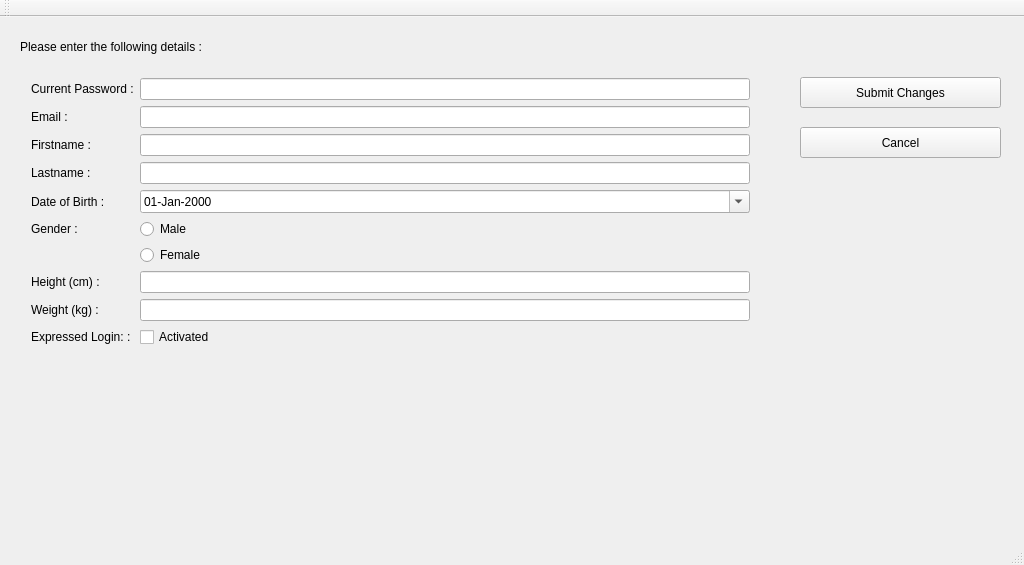
The window that GUI_Qt/SmartScale/userDetailChange.ui (twschung/IoT-Smart-Scale) describes before a commit, drawn with Qt 5.
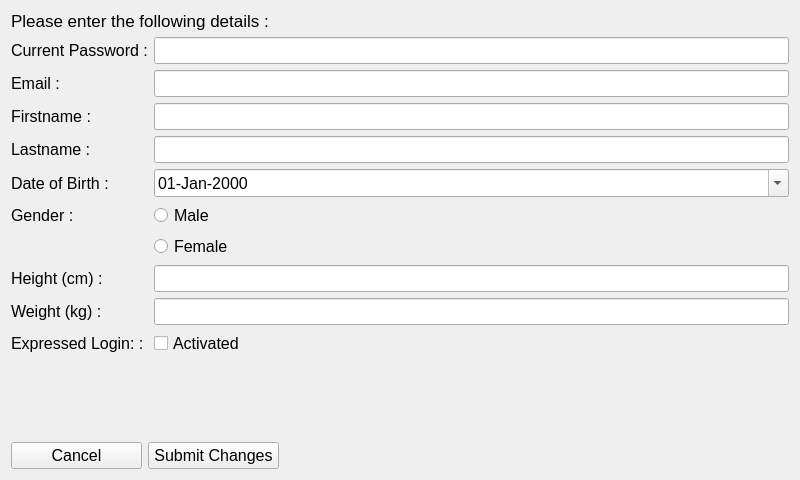
The same window after the commit.

The edit to the form file:
```diff
--- a/GUI_Qt/SmartScale/userDetailChange.ui
+++ b/GUI_Qt/SmartScale/userDetailChange.ui
@@ -6,65 +6,21 @@
    <rect>
     <x>0</x>
     <y>0</y>
-    <width>1024</width>
-    <height>565</height>
+    <width>800</width>
+    <height>480</height>
    </rect>
   </property>
   <property name="windowTitle">
    <string>smartScaleGUI</string>
   </property>
   <widget class="QWidget" name="centralWidget">
-   <widget class="QPushButton" name="btnCancel">
-    <property name="geometry">
-     <rect>
-      <x>800</x>
-      <y>110</y>
-      <width>201</width>
-      <height>31</height>
-     </rect>
-    </property>
-    <property name="text">
-     <string>Cancel</string>
-    </property>
-   </widget>
-   <widget class="QPushButton" name="btnSubmitChanges">
-    <property name="geometry">
-     <rect>
-      <x>800</x>
-      <y>60</y>
-      <width>201</width>
-      <height>31</height>
-     </rect>
-    </property>
-    <property name="text">
-     <string>Submit Changes</string>
-    </property>
-   </widget>
-   <widget class="QLabel" name="lblTitle">
-    <property name="geometry">
-     <rect>
-      <x>20</x>
-      <y>10</y>
-      <width>231</width>
-      <height>41</height>
-     </rect>
-    </property>
-    <property name="text">
-     <string>&lt;html&gt;&lt;head/&gt;&lt;body&gt;&lt;p&gt;Please enter the following details :&lt;/p&gt;&lt;/body&gt;&lt;/html&gt;</string>
-    </property>
-   </widget>
+   <layout class="QGridLayout" name="gridLayout">
+    <item row="0" column="2">
    <widget class="QLabel" name="lblStatus">
-    <property name="geometry">
-     <rect>
-      <x>250</x>
-      <y>10</y>
-      <width>641</width>
-      <height>31</height>
-     </rect>
-    </property>
     <property name="font">
      <font>
-      <pointsize>14</pointsize>
+        <family>Helvetica</family>
+        <pointsize>12</pointsize>
       <weight>75</weight>
       <bold>true</bold>
      </font>
@@ -73,55 +29,217 @@
      <string/>
     </property>
    </widget>
-   <widget class="QWidget" name="formLayoutWidget">
-    <property name="geometry">
-     <rect>
-      <x>20</x>
-      <y>50</y>
-      <width>741</width>
-      <height>401</height>
-     </rect>
-    </property>
+    </item>
+    <item row="2" column="0">
+     <widget class="QPushButton" name="btnCancel">
+      <property name="maximumSize">
+       <size>
+        <width>131</width>
+        <height>16777215</height>
+       </size>
+      </property>
+      <property name="font">
+       <font>
+        <family>Helvetica</family>
+        <pointsize>12</pointsize>
+       </font>
+      </property>
+      <property name="text">
+       <string>Cancel</string>
+      </property>
+     </widget>
+    </item>
+    <item row="2" column="1">
+     <widget class="QPushButton" name="btnSubmitChanges">
+      <property name="sizePolicy">
+       <sizepolicy hsizetype="Fixed" vsizetype="Fixed">
+        <horstretch>0</horstretch>
+        <verstretch>0</verstretch>
+       </sizepolicy>
+      </property>
+      <property name="maximumSize">
+       <size>
+        <width>131</width>
+        <height>16777215</height>
+       </size>
+      </property>
+      <property name="font">
+       <font>
+        <family>Helvetica</family>
+        <pointsize>12</pointsize>
+       </font>
+      </property>
+      <property name="text">
+       <string>Submit Changes</string>
+      </property>
+     </widget>
+    </item>
+    <item row="1" column="0" colspan="3">
     <layout class="QFormLayout" name="formLayout">
+      <property name="formAlignment">
+       <set>Qt::AlignLeading|Qt::AlignLeft|Qt::AlignTop</set>
+      </property>
+      <item row="0" column="0">
+       <widget class="QLabel" name="lblPassword">
+        <property name="minimumSize">
+         <size>
+          <width>115</width>
+          <height>0</height>
+         </size>
+        </property>
+        <property name="font">
+         <font>
+          <family>Helvetica</family>
+          <pointsize>12</pointsize>
+         </font>
+        </property>
+        <property name="text">
+         <string>Current Password :</string>
+        </property>
+        <property name="alignment">
+         <set>Qt::AlignLeading|Qt::AlignLeft|Qt::AlignVCenter</set>
+        </property>
+       </widget>
+      </item>
+      <item row="0" column="1">
+       <widget class="QLineEdit" name="txtPassword">
+        <property name="font">
+         <font>
+          <family>Helvetica</family>
+          <pointsize>12</pointsize>
+         </font>
+        </property>
+        <property name="echoMode">
+         <enum>QLineEdit::Password</enum>
+        </property>
+       </widget>
+      </item>
      <item row="1" column="0">
       <widget class="QLabel" name="lblEmail">
+        <property name="minimumSize">
+         <size>
+          <width>115</width>
+          <height>0</height>
+         </size>
+        </property>
+        <property name="font">
+         <font>
+          <family>Helvetica</family>
+          <pointsize>12</pointsize>
+         </font>
+        </property>
        <property name="text">
         <string>Email :</string>
        </property>
+        <property name="alignment">
+         <set>Qt::AlignLeading|Qt::AlignLeft|Qt::AlignVCenter</set>
+        </property>
       </widget>
      </item>
      <item row="1" column="1">
-      <widget class="QLineEdit" name="txtEmail"/>
+       <widget class="QLineEdit" name="txtEmail">
+        <property name="font">
+         <font>
+          <family>Helvetica</family>
+          <pointsize>12</pointsize>
+         </font>
+        </property>
+       </widget>
      </item>
      <item row="2" column="0">
       <widget class="QLabel" name="lblFirstname">
+        <property name="minimumSize">
+         <size>
+          <width>115</width>
+          <height>0</height>
+         </size>
+        </property>
+        <property name="font">
+         <font>
+          <family>Helvetica</family>
+          <pointsize>12</pointsize>
+         </font>
+        </property>
        <property name="text">
         <string>Firstname :</string>
        </property>
+        <property name="alignment">
+         <set>Qt::AlignLeading|Qt::AlignLeft|Qt::AlignVCenter</set>
+        </property>
       </widget>
      </item>
      <item row="2" column="1">
-      <widget class="QLineEdit" name="txtFirstname"/>
+       <widget class="QLineEdit" name="txtFirstname">
+        <property name="font">
+         <font>
+          <family>Helvetica</family>
+          <pointsize>12</pointsize>
+         </font>
+        </property>
+       </widget>
      </item>
      <item row="3" column="0">
       <widget class="QLabel" name="lblLastname">
+        <property name="minimumSize">
+         <size>
+          <width>115</width>
+          <height>0</height>
+         </size>
+        </property>
+        <property name="font">
+         <font>
+          <family>Helvetica</family>
+          <pointsize>12</pointsize>
+         </font>
+        </property>
        <property name="text">
         <string>Lastname :</string>
        </property>
+        <property name="alignment">
+         <set>Qt::AlignLeading|Qt::AlignLeft|Qt::AlignVCenter</set>
+        </property>
       </widget>
      </item>
      <item row="3" column="1">
-      <widget class="QLineEdit" name="txtLastname"/>
+       <widget class="QLineEdit" name="txtLastname">
+        <property name="font">
+         <font>
+          <family>Helvetica</family>
+          <pointsize>12</pointsize>
+         </font>
+        </property>
+       </widget>
      </item>
      <item row="4" column="0">
       <widget class="QLabel" name="lblDoB">
+        <property name="minimumSize">
+         <size>
+          <width>115</width>
+          <height>0</height>
+         </size>
+        </property>
+        <property name="font">
+         <font>
+          <family>Helvetica</family>
+          <pointsize>12</pointsize>
+         </font>
+        </property>
        <property name="text">
         <string>Date of Birth :</string>
        </property>
+        <property name="alignment">
+         <set>Qt::AlignLeading|Qt::AlignLeft|Qt::AlignVCenter</set>
+        </property>
       </widget>
      </item>
      <item row="4" column="1">
       <widget class="QDateEdit" name="datDoB">
+        <property name="font">
+         <font>
+          <family>Helvetica</family>
+          <pointsize>12</pointsize>
+         </font>
+        </property>
        <property name="focusPolicy">
         <enum>Qt::WheelFocus</enum>
        </property>
@@ -135,13 +253,34 @@
      </item>
      <item row="5" column="0">
       <widget class="QLabel" name="lblGender">
+        <property name="minimumSize">
+         <size>
+          <width>115</width>
+          <height>0</height>
+         </size>
+        </property>
+        <property name="font">
+         <font>
+          <family>Helvetica</family>
+          <pointsize>12</pointsize>
+         </font>
+        </property>
        <property name="text">
         <string>Gender :</string>
        </property>
+        <property name="alignment">
+         <set>Qt::AlignLeading|Qt::AlignLeft|Qt::AlignVCenter</set>
+        </property>
       </widget>
      </item>
      <item row="5" column="1">
       <widget class="QRadioButton" name="rbnMale">
+        <property name="font">
+         <font>
+          <family>Helvetica</family>
+          <pointsize>12</pointsize>
+         </font>
+        </property>
        <property name="text">
         <string>Male</string>
        </property>
@@ -149,6 +288,12 @@
      </item>
      <item row="6" column="1">
       <widget class="QRadioButton" name="rbnFemale">
+        <property name="font">
+         <font>
+          <family>Helvetica</family>
+          <pointsize>12</pointsize>
+         </font>
+        </property>
        <property name="text">
         <string>Female</string>
        </property>
@@ -156,74 +301,129 @@
      </item>
      <item row="7" column="0">
       <widget class="QLabel" name="lblHeight">
+        <property name="minimumSize">
+         <size>
+          <width>115</width>
+          <height>0</height>
+         </size>
+        </property>
+        <property name="font">
+         <font>
+          <family>Helvetica</family>
+          <pointsize>12</pointsize>
+         </font>
+        </property>
        <property name="text">
         <string>Height (cm) :</string>
        </property>
+        <property name="alignment">
+         <set>Qt::AlignLeading|Qt::AlignLeft|Qt::AlignVCenter</set>
+        </property>
       </widget>
      </item>
      <item row="7" column="1">
-      <widget class="QLineEdit" name="txtHeight"/>
+       <widget class="QLineEdit" name="txtHeight">
+        <property name="font">
+         <font>
+          <family>Helvetica</family>
+          <pointsize>12</pointsize>
+         </font>
+        </property>
+       </widget>
      </item>
      <item row="8" column="0">
       <widget class="QLabel" name="lblWeight">
+        <property name="minimumSize">
+         <size>
+          <width>115</width>
+          <height>0</height>
+         </size>
+        </property>
+        <property name="font">
+         <font>
+          <family>Helvetica</family>
+          <pointsize>12</pointsize>
+         </font>
+        </property>
        <property name="text">
         <string>Weight (kg) :</string>
        </property>
+        <property name="alignment">
+         <set>Qt::AlignLeading|Qt::AlignLeft|Qt::AlignVCenter</set>
+        </property>
       </widget>
      </item>
      <item row="8" column="1">
-      <widget class="QLineEdit" name="txtWeight"/>
-     </item>
-     <item row="9" column="1">
-      <widget class="QCheckBox" name="chkExpressLogin">
-       <property name="text">
-        <string>Activated</string>
+       <widget class="QLineEdit" name="txtWeight">
+        <property name="font">
+         <font>
+          <family>Helvetica</family>
+          <pointsize>12</pointsize>
+         </font>
        </property>
       </widget>
      </item>
      <item row="9" column="0">
       <widget class="QLabel" name="lblExpressLogin">
+        <property name="minimumSize">
+         <size>
+          <width>115</width>
+          <height>0</height>
+         </size>
+        </property>
+        <property name="font">
+         <font>
+          <family>Helvetica</family>
+          <pointsize>12</pointsize>
+         </font>
+        </property>
        <property name="text">
         <string>Expressed Login: :</string>
        </property>
-      </widget>
-     </item>
-     <item row="0" column="1">
-      <widget class="QLineEdit" name="txtPassword">
-       <property name="echoMode">
-        <enum>QLineEdit::Password</enum>
-       </property>
-      </widget>
-     </item>
-     <item row="0" column="0">
-      <widget class="QLabel" name="lblPassword">
+        <property name="alignment">
+         <set>Qt::AlignLeading|Qt::AlignLeft|Qt::AlignVCenter</set>
+        </property>
+       </widget>
+      </item>
+      <item row="9" column="1">
+       <widget class="QCheckBox" name="chkExpressLogin">
+        <property name="font">
+         <font>
+          <family>Helvetica</family>
+          <pointsize>12</pointsize>
+         </font>
+        </property>
+        <property name="text">
+         <string>Activated</string>
+        </property>
+       </widget>
+      </item>
+     </layout>
+    </item>
+    <item row="0" column="0" colspan="2">
+     <widget class="QLabel" name="lblTitle">
+      <property name="sizePolicy">
+       <sizepolicy hsizetype="Preferred" vsizetype="Fixed">
+        <horstretch>0</horstretch>
+        <verstretch>0</verstretch>
+       </sizepolicy>
+      </property>
+      <property name="font">
+       <font>
+        <family>Helvetica</family>
+        <pointsize>13</pointsize>
+       </font>
+      </property>
        <property name="text">
-        <string>Current Password :</string>
-       </property>
+       <string>Please enter the following details : </string>
+      </property>
+      <property name="indent">
+       <number>0</number>
+      </property>
       </widget>
      </item>
     </layout>
    </widget>
-  </widget>
-  <widget class="QMenuBar" name="menuBar">
-   <property name="geometry">
-    <rect>
-     <x>0</x>
-     <y>0</y>
-     <width>1024</width>
-     <height>21</height>
-    </rect>
-   </property>
-  </widget>
-  <widget class="QToolBar" name="mainToolBar">
-   <attribute name="toolBarArea">
-    <enum>TopToolBarArea</enum>
-   </attribute>
-   <attribute name="toolBarBreak">
-    <bool>false</bool>
-   </attribute>
-  </widget>
-  <widget class="QStatusBar" name="statusBar"/>
  </widget>
  <layoutdefault spacing="6" margin="11"/>
  <resources/>
```
Left out of the diff: 14 changed lines with no effect on the pictures. Lines whose indentation alone changed are shown as unchanged.
